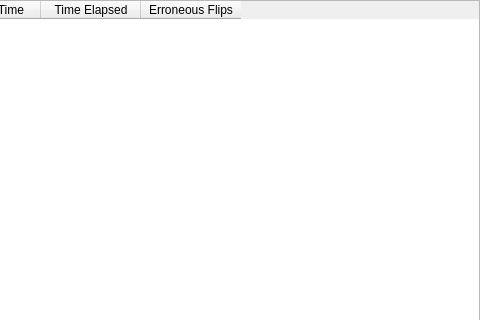
First picture: the form in src/gui/statistics_window/statisticswindow.ui, repository sudosys/matchmatch-game, before the edit; both pictures show x 160 to 640 and y 0 to 320 of the 640 by 430 pixel window.
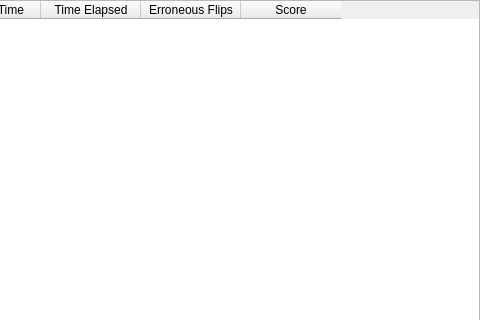
Second picture: the form after the edit.

Commit message: score element added

The edit to the form file:
```diff
--- a/src/gui/statistics_window/statisticswindow.ui
+++ b/src/gui/statistics_window/statisticswindow.ui
@@ -69,6 +69,11 @@
      <string>Erroneous Flips</string>
     </property>
    </column>
+   <column>
+    <property name="text">
+     <string>Score</string>
+    </property>
+   </column>
   </widget>
   <widget class="QPushButton" name="delete_records_button">
    <property name="geometry">
```
The commit also changes 2 other files.
